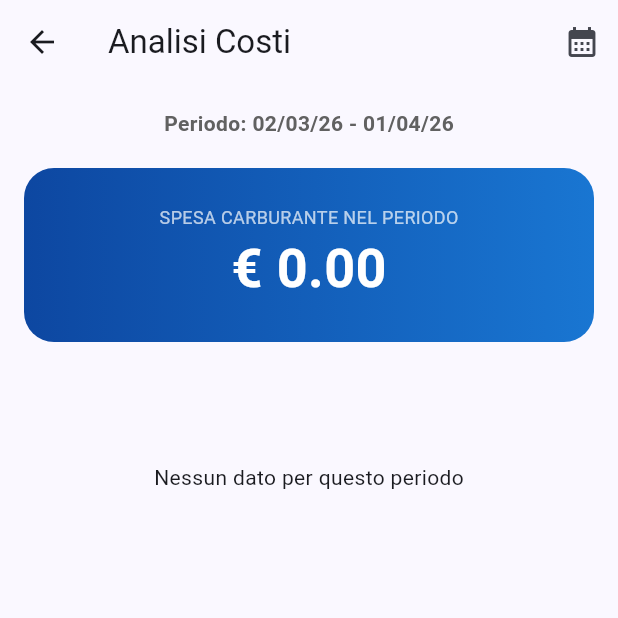
After one commit to FleetManager-Team/FleetManagerFlutter, a Flutter app: the AnalisiCostiScreen screen opened directly, on a phone screen of 412 x 824 dp, the top half of it. The commit adds this screen. Run offline on Flutter 3.47's test engine with Material 3 defaults, Android fonts, the phone set to English and light mode, and no system bars; our stand-ins replace fl_chart, image_picker, supabase_flutter; accounts and stored records are empty.

Commit message:
Aggiunta analisi dei costi del carburante
Aggiunta analisi dei costi del carburante  dalla dashboard del manager, con possibilità di filtrare il periodo

```diff
--- a/fleetmanager/lib/provider/fleet_provider.dart
+++ b/fleetmanager/lib/provider/fleet_provider.dart
@@ -8,6 +8,7 @@ import '../models/veicolo.dart';
 import '../models/prenotazione.dart';
 import '../models/utente.dart';
 import '../models/notifica.dart';
+import '../models/restituzione.dart'; // <--- Assicurati che il path sia corretto
 import '../models/enums/stato_veicolo.dart';
 import '../models/enums/stato_prenotazione.dart';
 import '../models/enums/tipo_manutenzione.dart';
@@ -29,6 +30,7 @@ class FleetProvider with ChangeNotifier {
   List<Manutenzione> _manutenzioni = [];
   List<Utente> _utenti = [];
   List<Notifica> _notifiche = [];
+  List<Restituzione> _restituzioni = []; // <--- AGGIUNTO
   Utente? _utenteLoggato;
   bool _isLoading = false;
 
@@ -37,9 +39,103 @@ class FleetProvider with ChangeNotifier {
   List<Prenotazione> get prenotazioni => _prenotazioni;
   List<Manutenzione> get manutenzioni => _manutenzioni;
   List<Notifica> get notifiche => _notifiche;
+  List<Restituzione> get restituzioni => _restituzioni; // <--- AGGIUNTO
   Utente? get utenteLoggato => _utenteLoggato;
   List<Utente> get utenti => _utenti;
   bool get isLoading => _isLoading;
+
+  /// Calcola il totale speso in carburante da tutte le restituzioni
+  double get totaleSpesaCarburante {
+    return _restituzioni
+        .where((r) => r.importoEuro != null)
+        .fold(0.0, (sum, r) => sum + r.importoEuro!);
+  }
+
+  /// Mappa la spesa carburante per ogni Driver: {"Nome Cognome": 120.50}
+  Map<String, double> get spesaCarburantePerDriver {
+    Map<String, double> stats = {};
+    for (var res in _restituzioni) {
+      if (res.importoEuro == null || res.importoEuro! <= 0) continue;
+
+      // Trova la prenotazione collegata alla restituzione
+      final preno = _prenotazioni.firstWhere(
+        (p) => p.idPrenotazione == res.idPrenotazione,
+        orElse: () => Prenotazione(
+            idPrenotazione: -1,
+            idUtente: -1,
+            dataInizio: DateTime.now(),
+            dataFine: DateTime.now(),
+            statoPrenotazione: StatoPrenotazione.annullata,
+            tipoPrenotazione: TipoPrenotazione.utente,
+            targa: ''),
+      );
+
+      if (preno.idUtente != -1) {
+        // Trova il driver
+        final driver = _utenti.firstWhere(
+          (u) => u.idUtente == preno.idUtente,
+          orElse: () => Utente(
+              idUtente: -1,
+              nome: "Sconosciuto",
+              cognome: "",
+              email: "",
+              ruoloUtente: RuoloUtente.driver),
+        );
+
+        String nomeCompleto = "${driver.nome} ${driver.cognome}";
+        stats[nomeCompleto] = (stats[nomeCompleto] ?? 0.0) + res.importoEuro!;
+      }
+    }
+    return stats;
+  }
+
+  /// Restituisce la spesa carburante filtrata per un range di date specifico
+  Map<String, double> getSpesaCarburanteFiltrata(
+      DateTime inizio, DateTime fine) {
+    Map<String, double> stats = {};
+
+    // Filtriamo le restituzioni che rientrano nel periodo (inclusivo)
+    final restituzioniFiltrate = _restituzioni.where((r) {
+      return r.importoEuro != null &&
+          r.dataRestituzione
+              .isAfter(inizio.subtract(const Duration(seconds: 1))) &&
+          r.dataRestituzione.isBefore(fine.add(const Duration(days: 1)));
+    });
+
+    for (var res in restituzioniFiltrate) {
+      final preno = _prenotazioni.firstWhere(
+        (p) => p.idPrenotazione == res.idPrenotazione,
+        orElse: () => _prenoVuota(), // Helper per evitare crash
+      );
+
+      if (preno.idUtente != -1) {
+        final driver = _utenti.firstWhere(
+          (u) => u.idUtente == preno.idUtente,
+          orElse: () => _utenteVuoto(),
+        );
+
+        String nomeCompleto = "${driver.nome} ${driver.cognome}";
+        stats[nomeCompleto] = (stats[nomeCompleto] ?? 0.0) + res.importoEuro!;
+      }
+    }
+    return stats;
+  }
+
+// Helper rapidi per i casi "orElse"
+  Prenotazione _prenoVuota() => Prenotazione(
+      idPrenotazione: -1,
+      idUtente: -1,
+      dataInizio: DateTime.now(),
+      dataFine: DateTime.now(),
+      statoPrenotazione: StatoPrenotazione.annullata,
+      tipoPrenotazione: TipoPrenotazione.utente,
+      targa: '');
+  Utente _utenteVuoto() => Utente(
+      idUtente: -1,
+      nome: "Sconosciuto",
+      cognome: "",
+      email: "",
+      ruoloUtente: RuoloUtente.driver);
 
   /// HELPER: Recupera gli ID di TUTTI i Manager (senza duplicati)
   List<int> get _tuttiManagerIds {
@@ -53,7 +149,7 @@ class FleetProvider with ChangeNotifier {
   /// --- INIZIALIZZAZIONE ---
   Future<void> inizializzaDati() async {
     _isLoading = true;
-    _safeNotify(); // Notifica sicura dell'inizio caricamento
+    _safeNotify();
 
     try {
       final risultati = await Future.wait([
@@ -61,6 +157,7 @@ class FleetProvider with ChangeNotifier {
         _prenotazioneService.fetchPrenotazioni(),
         _authService.getTuttiUtenti(),
         _manutenzioneService.fetchTutte(),
+        Supabase.instance.client.from('restituzioni').select(),
         if (_utenteLoggato != null)
           _notificaService.fetchMieNotifiche(_utenteLoggato!.idUtente)
         else
@@ -71,19 +168,22 @@ class FleetProvider with ChangeNotifier {
       _prenotazioni = risultati[1] as List<Prenotazione>;
       _utenti = risultati[2] as List<Utente>;
       _manutenzioni = risultati[3] as List<Manutenzione>;
-      _notifiche = risultati[4] as List<Notifica>;
+      _restituzioni = (risultati[4] as List)
+          .map((json) => Restituzione.fromJson(json))
+          .toList();
+      _notifiche = risultati[5] as List<Notifica>;
     } catch (e) {
       debugPrint("Errore inizializzazione: $e");
     } finally {
       _isLoading = false;
-      _safeNotify(); // Notifica sicura della fine caricamento
+      _safeNotify();
     }
   }
 
   /// --- LOGICA AUTENTICAZIONE ---
   Future<bool> login(String email, String password) async {
     _isLoading = true;
-    notifyListeners();
+    _safeNotify();
     try {
       final user = await _authService.login(email, password);
       if (user != null) {
@@ -94,7 +194,7 @@ class FleetProvider with ChangeNotifier {
       return false;
     } finally {
       _isLoading = false;
-      notifyListeners();
+      _safeNotify();
     }
   }
 
@@ -104,14 +204,14 @@ class FleetProvider with ChangeNotifier {
     _prenotazioni = [];
     _manutenzioni = [];
     _notifiche = [];
+    _restituzioni = [];
     notifyListeners();
   }
 
-  /// --- LOGICA NOTIFICHE (CORRETTA) ---
+  /// --- LOGICA NOTIFICHE ---
   Future<void> segnaNotificaLetta(int id) async {
     try {
       await _notificaService.segnaLetta(id);
-      // Invece di rimuovere, aggiorniamo l'oggetto in lista
       final index = _notifiche.indexWhere((n) => n.idNotifica == id);
       if (index != -1) {
         final n = _notifiche[index];
@@ -120,7 +220,7 @@ class FleetProvider with ChangeNotifier {
           tipoNotifica: n.tipoNotifica,
           messaggio: n.messaggio,
           dataInvio: n.dataInvio,
-          letta: true, // Ora resta visibile ma come "letta"
+          letta: true,
           idUtente: n.idUtente,
           idScadenza: n.idScadenza,
         );
@@ -173,7 +273,7 @@ class FleetProvider with ChangeNotifier {
       throw Exception('Patente mancante.');
     }
     _isLoading = true;
-    notifyListeners();
+    _safeNotify();
     try {
       if (!_isSlotDisponibile(
           targa: veicolo.targa,
@@ -193,7 +293,6 @@ class FleetProvider with ChangeNotifier {
       );
       await _prenotazioneService.creaPrenotazione(p);
 
-      // CICLO NOTIFICHE CORRETTO
       for (var idManager in _tuttiManagerIds) {
         await _notificaService.notificaRichiestaPrenotazione(idManager,
             "${driver.nome} ${driver.cognome}", veicolo.targa, inizio, fine);
@@ -201,7 +300,7 @@ class FleetProvider with ChangeNotifier {
       await inizializzaDati();
     } finally {
       _isLoading = false;
-      notifyListeners();
+      _safeNotify();
     }
   }
 
@@ -238,7 +337,7 @@ class FleetProvider with ChangeNotifier {
     }
   }
 
-  /// --- MANUTENZIONI & CRUD (MANTENUTI ORIGINALI) ---
+  /// --- MANUTENZIONI ---
   Future<void> programmareManutenzione(Veicolo veicolo, DateTime inizio,
       TipoManutenzione tipo, String descrizione,
       {required String luogo}) async {
@@ -291,7 +390,6 @@ class FleetProvider with ChangeNotifier {
         'data': data.toIso8601String(),
         'tipo': tipo.name,
       });
-
       await inizializzaDati();
     } catch (e) {
       debugPrint("Errore in modificaManutenzione: $e");
@@ -299,11 +397,7 @@ class FleetProvider with ChangeNotifier {
     }
   }
 
-  bool isVeicoloDisponibile(
-          String targa, DateTime inizioReq, DateTime fineReq) =>
-      _isSlotDisponibile(
-          targa: targa, idUtente: 0, inizio: inizioReq, fine: fineReq);
-
+  /// --- UTENTI & VEICOLI ---
   Future<void> aggiungiNuovoUtente(
       {required String email,
       required String passwordScelta,
@@ -381,6 +475,7 @@ class FleetProvider with ChangeNotifier {
         'data_fine': nuovaFine.toIso8601String(),
         'stato': 'richiesta'
       }).eq('id_prenotazione', idPrenotazione);
+
       for (var idMan in _tuttiManagerIds) {
         await _notificaService.notificaRichiestaPrenotazione(
             idMan,
@@ -395,6 +490,12 @@ class FleetProvider with ChangeNotifier {
     }
   }
 
+  /// --- HELPER METHODS ---
+  bool isVeicoloDisponibile(
+          String targa, DateTime inizioReq, DateTime fineReq) =>
+      _isSlotDisponibile(
+          targa: targa, idUtente: 0, inizio: inizioReq, fine: fineReq);
+
   bool _isSlotDisponibile({
     required String targa,
     required int idUtente,
@@ -402,7 +503,6 @@ class FleetProvider with ChangeNotifier {
     required DateTime fine,
     int? idDaEscludere,
   }) {
-    // 1. Controllo Manutenzioni (rimane uguale)
     final veicoloInOfficina = _manutenzioni.any((m) =>
         m.targa == targa &&
         m.oraFine == null &&
@@ -410,20 +510,14 @@ class FleetProvider with ChangeNotifier {
         fine.isAfter(m.data));
     if (veicoloInOfficina) return false;
 
-    // 2. Controllo Prenotazioni
     return !_prenotazioni.any((p) {
       if (idDaEscludere != null && p.idPrenotazione == idDaEscludere)
         return false;
-
       if (p.statoPrenotazione == StatoPrenotazione.annullata ||
-          p.statoPrenotazione == StatoPrenotazione.completata) {
-        return false;
-      }
-      // --------------------
+          p.statoPrenotazione == StatoPrenotazione.completata) return false;
 
       final haSovrapposizioneOraria =
           inizio.isBefore(p.dataFine) && fine.isAfter(p.dataInizio);
-
       return haSovrapposizioneOraria &&
           (p.targa == targa || (idUtente != 0 && p.idUtente == idUtente));
     });
@@ -431,15 +525,10 @@ class FleetProvider with ChangeNotifier {
 
   Future<Veicolo?> getVeicoloDallaTarga(String targa) async {
     final targaPulita = targa.trim().toUpperCase();
-
-    // 1. Cerchiamo nella lista locale che abbiamo già nel Provider
     try {
-      return _veicoli.firstWhere(
-        (v) => v.targa.trim().toUpperCase() == targaPulita,
-      );
+      return _veicoli
+          .firstWhere((v) => v.targa.trim().toUpperCase() == targaPulita);
     } catch (_) {
-      // 2. Se non lo trova in locale, interroga il database tramite il service
-      debugPrint("Veicolo non in memoria, lo cerco sul DB...");
       return await _veicoloService.getVeicoloByTarga(targaPulita);
     }
   }
--- /dev/null
+++ b/fleetmanager/lib/ui/screens/analisi_costi_screen.dart
@@ -0,0 +1,133 @@
+import 'package:fleetmanager/provider/fleet_provider.dart';
+import 'package:flutter/material.dart';
+import 'package:provider/provider.dart';
+import 'package:fl_chart/fl_chart.dart';
+import 'package:intl/intl.dart';
+
+class AnalisiCostiScreen extends StatefulWidget {
+  const AnalisiCostiScreen({super.key});
+
+  @override
+  State<AnalisiCostiScreen> createState() => _AnalisiCostiScreenState();
+}
+
+class _AnalisiCostiScreenState extends State<AnalisiCostiScreen> {
+  DateTimeRange _rangeSelezionato = DateTimeRange(
+    start: DateTime.now().subtract(const Duration(days: 30)),
+    end: DateTime.now(),
+  );
+
+  @override
+  Widget build(BuildContext context) {
+    final provider = context.watch<FleetProvider>();
+    final datiDriver = provider.getSpesaCarburanteFiltrata(_rangeSelezionato.start, _rangeSelezionato.end);
+    double totalePeriodo = datiDriver.values.fold(0.0, (a, b) => a + b);
+
+    return Scaffold(
+      appBar: AppBar(
+        title: const Text("Analisi Costi"),
+        actions: [
+          IconButton(
+            icon: const Icon(Icons.calendar_month),
+            onPressed: () async {
+              final picked = await showDateRangePicker(
+                context: context,
+                initialDateRange: _rangeSelezionato,
+                firstDate: DateTime(2023),
+                lastDate: DateTime.now().add(const Duration(days: 1)),
+              );
+              if (picked != null) setState(() => _rangeSelezionato = picked);
+            },
+          )
+        ],
+      ),
+      body: SingleChildScrollView(
+        padding: const EdgeInsets.all(16),
+        child: Column(
+          children: [
+            Text(
+              "Periodo: ${DateFormat('dd/MM/yy').format(_rangeSelezionato.start)} - ${DateFormat('dd/MM/yy').format(_rangeSelezionato.end)}",
+              style: TextStyle(color: Colors.grey.shade700, fontWeight: FontWeight.bold),
+            ),
+            const SizedBox(height: 20),
+            _buildCardTotale(totalePeriodo),
+            const SizedBox(height: 30),
+            if (datiDriver.isEmpty)
+              const Center(child: Padding(padding: EdgeInsets.all(50), child: Text("Nessun dato per questo periodo")))
+            else ...[
+              _buildGrafico(datiDriver),
+              const SizedBox(height: 30),
+              _buildLista(datiDriver),
+            ]
+          ],
+        ),
+      ),
+    );
+  }
+
+  Widget _buildCardTotale(double totale) {
+    return Container(
+      width: double.infinity,
+      padding: const EdgeInsets.all(24),
+      decoration: BoxDecoration(
+        gradient: LinearGradient(colors: [Colors.blue.shade900, Colors.blue.shade700]),
+        borderRadius: BorderRadius.circular(20),
+      ),
+      child: Column(
+        children: [
+          const Text("SPESA CARBURANTE NEL PERIODO", style: TextStyle(color: Colors.white70, fontSize: 12)),
+          Text("€ ${totale.toStringAsFixed(2)}", style: const TextStyle(color: Colors.white, fontSize: 36, fontWeight: FontWeight.bold)),
+        ],
+      ),
+    );
+  }
+
+  Widget _buildGrafico(Map<String, double> dati) {
+    return SizedBox(
+      height: 250,
+      child: BarChart(
+        BarChartData(
+          alignment: BarChartAlignment.spaceAround,
+          maxY: (dati.values.reduce((a, b) => a > b ? a : b)) * 1.2,
+          titlesData: FlTitlesData(
+            leftTitles: const AxisTitles(sideTitles: SideTitles(showTitles: false)),
+            rightTitles: const AxisTitles(sideTitles: SideTitles(showTitles: false)),
+            topTitles: const AxisTitles(sideTitles: SideTitles(showTitles: false)),
+            bottomTitles: AxisTitles(
+              sideTitles: SideTitles(
+                showTitles: true,
+                getTitlesWidget: (value, meta) {
+                  if (value.toInt() >= dati.length) return const SizedBox();
+                  return Text(dati.keys.elementAt(value.toInt()).split(' ').first, style: const TextStyle(fontSize: 10));
+                },
+              ),
+            ),
+          ),
+          gridData: const FlGridData(show: false),
+          borderData: FlBorderData(show: false),
+          barGroups: List.generate(dati.length, (index) => BarChartGroupData(
+            x: index,
+            barRods: [BarChartRodData(toY: dati.values.elementAt(index), color: Colors.blueAccent, width: 18, borderRadius: BorderRadius.circular(4))],
+          )),
+        ),
+      ),
+    );
+  }
+
+  Widget _buildLista(Map<String, double> dati) {
+    return ListView.builder(
+      shrinkWrap: true,
+      physics: const NeverScrollableScrollPhysics(),
+      itemCount: dati.length,
+      itemBuilder: (context, index) {
+        return Card(
+          child: ListTile(
+            leading: const CircleAvatar(child: Icon(Icons.local_gas_station)),
+            title: Text(dati.keys.elementAt(index)),
+            trailing: Text("€ ${dati.values.elementAt(index).toStringAsFixed(2)}", style: const TextStyle(fontWeight: FontWeight.bold)),
+          ),
+        );
+      },
+    );
+  }
+}
--- a/fleetmanager/pubspec.yaml
+++ b/fleetmanager/pubspec.yaml
@@ -12,6 +12,7 @@ dependencies:
     sdk: flutter
   supabase_flutter: ^2.6.0
   image_picker: ^1.0.7
+  fl_chart: ^0.66.0
 
   cupertino_icons: ^1.0.8
   provider: ^6.1.2
```
Also changed, not shown: fleetmanager/lib/ui/screens/dashboard_screen.dart (+9 -0 lines), fleetmanager/pubspec.lock.
